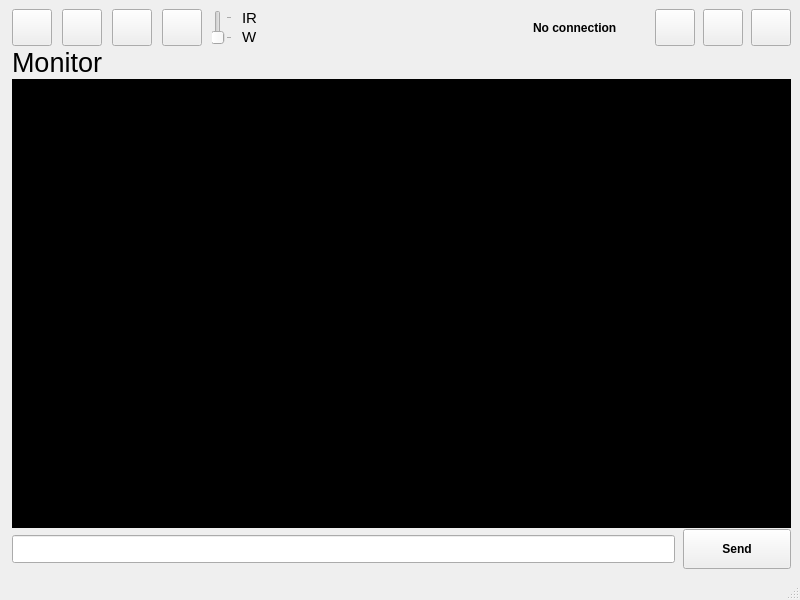
The window that pyRobot.ui (CactusTribe/PyRobot) describes before a commit, drawn with Qt 5.
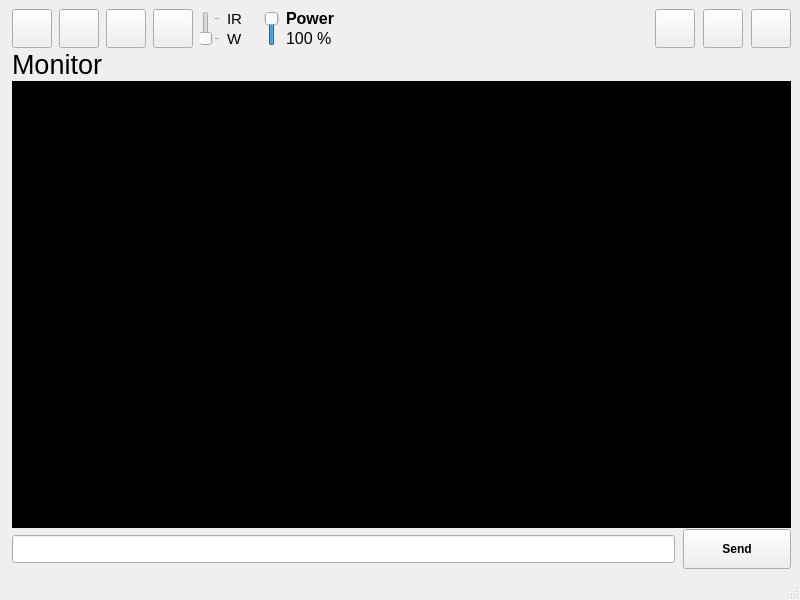
The same window after the commit. Icons and pictures are not drawn.

```diff
--- a/pyRobot.ui
+++ b/pyRobot.ui
@@ -39,7 +39,7 @@
     <item row="0" column="0">
      <layout class="QHBoxLayout" name="horizontalLayout_3">
       <property name="spacing">
-       <number>10</number>
+       <number>7</number>
       </property>
       <item>
        <widget class="QPushButton" name="pushButton_enabled_keyboard">
@@ -195,6 +195,98 @@
         </item>
        </layout>
       </item>
+      <item>
+       <widget class="QLabel" name="label_4">
+        <property name="maximumSize">
+         <size>
+          <width>35</width>
+          <height>40</height>
+         </size>
+        </property>
+        <property name="text">
+         <string/>
+        </property>
+        <property name="pixmap">
+         <pixmap resource="resources.qrc">:/resources/img/resources/img/motor2.png</pixmap>
+        </property>
+        <property name="scaledContents">
+         <bool>true</bool>
+        </property>
+       </widget>
+      </item>
+      <item>
+       <widget class="QSlider" name="verticalSlider_enginePower">
+        <property name="maximumSize">
+         <size>
+          <width>25</width>
+          <height>35</height>
+         </size>
+        </property>
+        <property name="minimum">
+         <number>0</number>
+        </property>
+        <property name="maximum">
+         <number>10</number>
+        </property>
+        <property name="singleStep">
+         <number>1</number>
+        </property>
+        <property name="pageStep">
+         <number>1</number>
+        </property>
+        <property name="value">
+         <number>10</number>
+        </property>
+        <property name="tracking">
+         <bool>false</bool>
+        </property>
+        <property name="orientation">
+         <enum>Qt::Vertical</enum>
+        </property>
+        <property name="invertedAppearance">
+         <bool>false</bool>
+        </property>
+        <property name="tickPosition">
+         <enum>QSlider::NoTicks</enum>
+        </property>
+        <property name="tickInterval">
+         <number>0</number>
+        </property>
+       </widget>
+      </item>
+      <item>
+       <layout class="QVBoxLayout" name="verticalLayout_3">
+        <property name="spacing">
+         <number>1</number>
+        </property>
+        <item>
+         <widget class="QLabel" name="label_5">
+          <property name="font">
+           <font>
+            <pointsize>12</pointsize>
+            <weight>75</weight>
+            <bold>true</bold>
+           </font>
+          </property>
+          <property name="text">
+           <string>Power</string>
+          </property>
+         </widget>
+        </item>
+        <item>
+         <widget class="QLabel" name="label_enginePower">
+          <property name="font">
+           <font>
+            <pointsize>12</pointsize>
+           </font>
+          </property>
+          <property name="text">
+           <string>100 %</string>
+          </property>
+         </widget>
+        </item>
+       </layout>
+      </item>
       <item>
        <spacer name="horizontalSpacer">
         <property name="orientation">
@@ -216,19 +308,6 @@
         <property name="spacing">
          <number>8</number>
         </property>
-        <item>
-         <widget class="QLabel" name="label_ip">
-          <property name="font">
-           <font>
-            <weight>75</weight>
-            <bold>true</bold>
-           </font>
-          </property>
-          <property name="text">
-           <string>No connection</string>
-          </property>
-         </widget>
-        </item>
         <item>
          <widget class="QLabel" name="icon_wifi">
           <property name="maximumSize">
```
